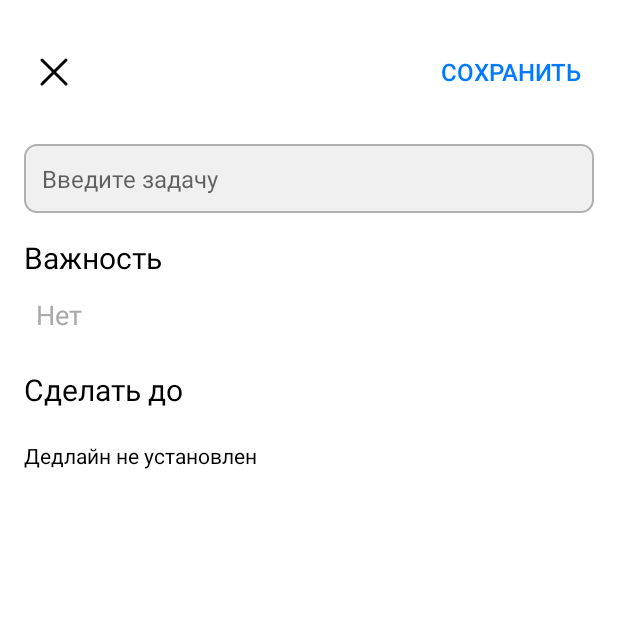
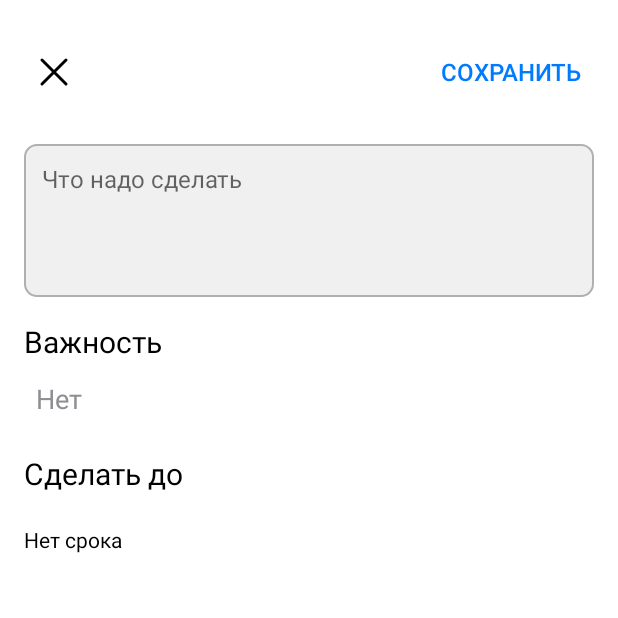
Before and after one commit to Egorbobkov/Project_ToDo_App, an Android app built with Jetpack Compose: the EditTaskActivity screen opened directly, with no data from a screen before it, on a phone screen of 412 x 824 dp, the top half of it. Run offline under Robolectric (Android 15) with nearby library versions, the phone set to English and light mode, and no system bars.

Commit message:
Update all interface

```diff
--- a/app/src/main/java/com/example/myapp2/EditTaskActivity.kt
+++ b/app/src/main/java/com/example/myapp2/EditTaskActivity.kt
@@ -9,7 +9,6 @@ import android.widget.TextView
 import androidx.appcompat.app.AppCompatActivity
 import java.util.*
 import android.content.Intent
-import android.widget.ArrayAdapter
 import android.widget.ImageButton
 
 
@@ -25,6 +24,7 @@ class EditTaskActivity : AppCompatActivity() {
     private var task: Task? = null
     private var deadline: String = ""
 
+
     override fun onCreate(savedInstanceState: Bundle?) {
         super.onCreate(savedInstanceState)
         setContentView(R.layout.activity_edit_task)
@@ -36,24 +36,30 @@ class EditTaskActivity : AppCompatActivity() {
         buttonSave = findViewById(R.id.buttonSave)
         buttonCancel = findViewById(R.id.buttonCancel)
 
-        val taskName = intent.getStringExtra("TASK_NAME")
+        val taskName = intent.getStringExtra("TASK_NAME") ?: ""
+        val taskDeadline = intent.getStringExtra("TASK_DEADLINE") ?: ""
         val taskPriority = intent.getIntExtra("TASK_PRIORITY", 0)
-        val taskDeadline = intent.getStringExtra("TASK_DEADLINE")
+        val taskId = intent.getIntExtra("TASK_ID", 0)
 
         editTextTaskName.setText(taskName)
+        textViewDeadline.text = if (taskDeadline.isNotEmpty()) taskDeadline else "Нет срока"
+        deadline = taskDeadline
 
         val priorityOptions = resources.getStringArray(R.array.priority_options)
-        val spinnerAdapter = ArrayAdapter(
+        val spinnerAdapter = PriorityAdapter(
             this,
             R.layout.spinner_item,
             priorityOptions
         )
         spinnerAdapter.setDropDownViewResource(R.layout.spinner_dropdown_item)
         spinnerPriority.adapter = spinnerAdapter
+        spinnerPriority.setSelection(taskPriority)
 
-        if (taskDeadline != null) {
-            textViewDeadline.text = taskDeadline
-            deadline = taskDeadline
+        // Если taskId не передан, значит задача новая
+        if (taskId == 0) {
+            task = Task(id = generateTaskId(), name = "", priority = 0, deadline = "")
+        } else {
+            task = Task(id = taskId, name = taskName, priority = taskPriority, deadline = taskDeadline)
         }
 
         buttonSetDeadline.setOnClickListener {
@@ -69,21 +75,24 @@ class EditTaskActivity : AppCompatActivity() {
         }
     }
 
+    private fun generateTaskId(): Int {
+        return System.currentTimeMillis().toInt()
+    }
+
     private fun saveTask() {
         val newTaskName = editTextTaskName.text.toString()
         val newPriority = spinnerPriority.selectedItemPosition
         val newDeadline = deadline
 
         if (newTaskName.isNotEmpty()) {
-            val updatedTask = Task(
-                id = task?.id ?: 0,
-                name = newTaskName,
-                priority = newPriority,
+            task?.apply {
+                name = newTaskName
+                priority = newPriority
                 deadline = newDeadline
-            )
+            }
 
             val resultIntent = Intent().apply {
-                putExtra("UPDATED_TASK", updatedTask)
+                putExtra("UPDATED_TASK", task)
             }
             setResult(RESULT_OK, resultIntent)
             finish()
@@ -91,6 +100,7 @@ class EditTaskActivity : AppCompatActivity() {
             editTextTaskName.error = "Название задачи не может быть пустым"
         }
     }
+
 
     private fun cancelTask() {
         setResult(RESULT_CANCELED)
--- /dev/null
+++ b/app/src/main/java/com/example/myapp2/PriorityAdapter.kt
@@ -0,0 +1,36 @@
+package com.example.myapp2
+
+import android.content.Context
+import android.graphics.Color
+import android.view.View
+import android.view.ViewGroup
+import android.widget.ArrayAdapter
+import android.widget.TextView
+
+class PriorityAdapter(
+    context: Context,
+    private val resource: Int,
+    private val priorities: Array<String>
+) : ArrayAdapter<String>(context, resource, priorities) {
+
+    override fun getView(position: Int, convertView: View?, parent: ViewGroup): View {
+        val view = super.getView(position, convertView, parent) as TextView
+        updateTextColor(view, position)
+        return view
+    }
+
+    override fun getDropDownView(position: Int, convertView: View?, parent: ViewGroup): View {
+        val view = super.getDropDownView(position, convertView, parent) as TextView
+        updateTextColor(view, position)
+        return view
+    }
+
+    private fun updateTextColor(textView: TextView, position: Int) {
+        val color = when (priorities[position]) {
+            "Высокий!!!" -> Color.parseColor("#FF3B30")
+            "Нет", "Средний" -> Color.parseColor("#8E8E93")
+            else -> Color.BLACK
+        }
+        textView.setTextColor(color)
+    }
+}
--- a/app/src/main/res/layout/activity_edit_task.xml
+++ b/app/src/main/res/layout/activity_edit_task.xml
@@ -37,13 +37,18 @@
         android:id="@+id/editTextTaskName"
         android:layout_width="match_parent"
         android:layout_height="wrap_content"
-        android:hint="Введите задачу"
+        android:hint="Что надо сделать"
         android:textSize="16sp"
         android:padding="12dp"
         android:background="@drawable/edittext_background"
         android:textColor="@android:color/black"
         android:layout_marginTop="16dp"
-        android:layout_marginBottom="16dp" />
+        android:layout_marginBottom="16dp"
+        android:lines="4"
+        android:gravity="top"
+        android:scrollbars="vertical"
+        android:inputType="textMultiLine"
+        android:overScrollMode="always"/>
 
     <TextView
         android:id="@+id/textViewPriorityLabel"
```
Also changed, not shown: app/src/main/java/com/example/myapp2/MainActivity.kt (+12 -4 lines).
